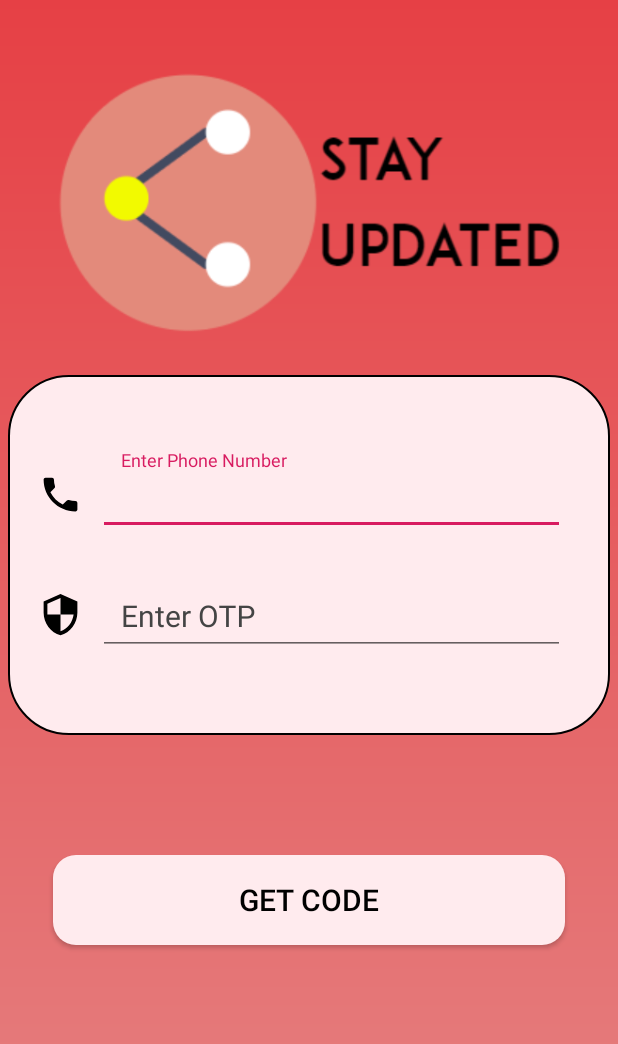
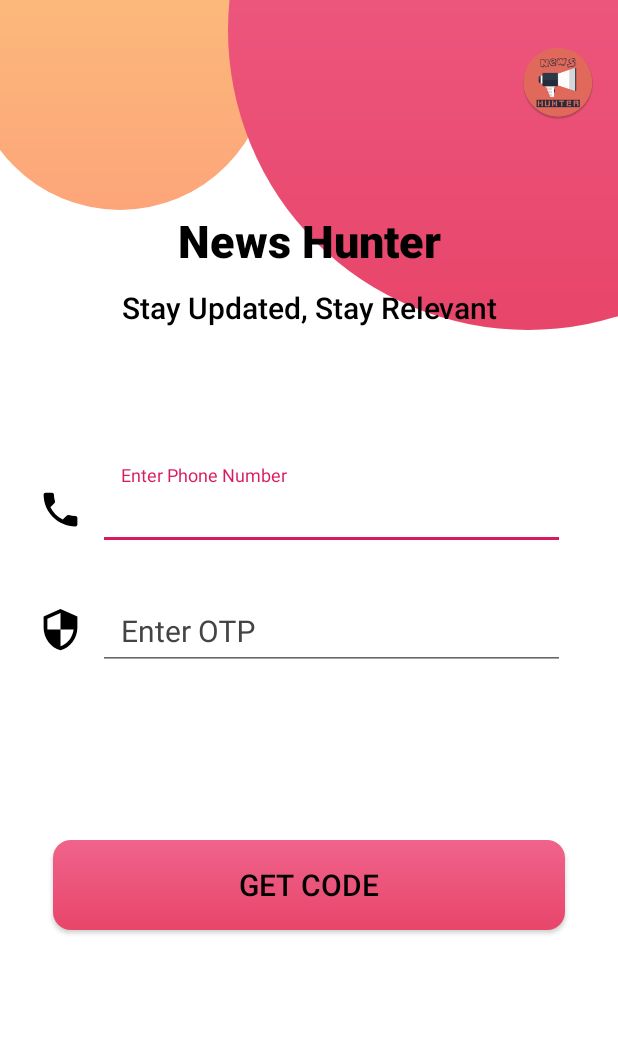
Before and after one commit to Kushal-Gera/NewsHunter, an Android app: the screen it shows after launch (PhoneLoginAct), on a phone screen of 412 x 824 dp. Shown: the top 1044 px of the screen. Run offline under Robolectric (Android 15) with nearby library versions, the phone set to English and light mode, and no system bars; our stand-ins replace Firebase (no records; nobody signed in at launch, a user with empty details on screens opened directly).

Commit message:
ui changes to login Act

```diff
--- a/app/build.gradle
+++ b/app/build.gradle
@@ -7,8 +7,8 @@
         applicationId "kushal.application.newshunter"
         minSdkVersion 21
         targetSdkVersion 28
-        versionCode 21
-        versionName "6.0.0"
+        versionCode 22
+        versionName "6.5.0"
         testInstrumentationRunner "android.support.test.runner.AndroidJUnitRunner"
     }
     buildTypes {
--- a/app/src/main/java/kushal/application/newshunter/PhoneLoginAct.java
+++ b/app/src/main/java/kushal/application/newshunter/PhoneLoginAct.java
@@ -2,12 +2,14 @@
 
 import android.content.Context;
 import android.content.Intent;
+import android.net.Uri;
 import android.os.Bundle;
 import android.text.TextUtils;
 import android.view.View;
 import android.view.WindowManager;
 import android.view.inputmethod.InputMethodManager;
 import android.widget.Button;
+import android.widget.ImageView;
 import android.widget.Toast;
 
 import androidx.annotation.NonNull;
@@ -30,8 +32,10 @@
 public class PhoneLoginAct extends AppCompatActivity {
     //    private static final String TAG = "LoginAct";
     private static String VERIFICATION_ID;
+    public static final String GITHUB_LINK = "https://github.com/Kushal-Gera";
 
     FirebaseAuth auth;
+    ImageView logo_img;
 
     TextInputLayout phone, otp;
     Button login, getCode;
@@ -52,6 +56,7 @@
         }
 
         phone = findViewById(R.id.phone);
+        logo_img = findViewById(R.id.logo_img);
         otp = findViewById(R.id.otp);
         getCode = findViewById(R.id.getCode);
         login = findViewById(R.id.login_btn);
@@ -64,6 +69,13 @@
         login.setTranslationY(50f);
         getCode.animate().alpha(1f).translationY(0f).setDuration(800);
 
+        logo_img.setOnClickListener(new View.OnClickListener() {
+            @Override
+            public void onClick(View v) {
+                startActivity(new Intent(Intent.ACTION_VIEW, Uri.parse(GITHUB_LINK)));
+            }
+        });
+
         getCode.setOnClickListener(new View.OnClickListener() {
             @Override
             public void onClick(View v) {
@@ -75,8 +87,7 @@
                     progressBar.setVisibility(View.VISIBLE);
                     login.animate().alpha(1f).translationY(0f).setDuration(800);
                     getCode.setVisibility(View.INVISIBLE);
-                }
-                else {
+                } else {
                     phone.getEditText().setError("Phone Number Required");
                     phone.requestFocus();
                 }
--- a/app/src/main/res/drawable/bg_nav_btn.xml
+++ b/app/src/main/res/drawable/bg_nav_btn.xml
@@ -2,16 +2,16 @@
 <shape xmlns:android="http://schemas.android.com/apk/res/android">
 
     <corners
-        android:radius="40dp">
+        android:radius="20dp">
     </corners>
 
     <solid
         android:color="@color/background_btns">
     </solid>
 
-    <stroke
-        android:color="@color/colorBlack"
-        android:width="1dp">
-    </stroke>
+<!--    <stroke-->
+<!--        android:color="@color/colorBlack"-->
+<!--        android:width="1dp">-->
+<!--    </stroke>-->
 
 </shape>
--- /dev/null
+++ b/app/src/main/res/drawable/btn_log_bg.xml
@@ -0,0 +1,12 @@
+<?xml version="1.0" encoding="utf-8"?>
+<shape xmlns:android="http://schemas.android.com/apk/res/android">
+
+    <gradient
+        android:endColor="#F0638B"
+        android:angle="90"
+        android:startColor="#E8456A" />
+
+    <corners
+        android:radius="12dp"/>
+
+</shape>
--- /dev/null
+++ b/app/src/main/res/drawable/orange_circle.xml
@@ -0,0 +1,12 @@
+<?xml version="1.0" encoding="utf-8"?>
+<shape xmlns:android="http://schemas.android.com/apk/res/android">
+
+    <gradient
+        android:angle="90"
+        android:endColor="#FBC07B"
+        android:startColor="#FDA57A" />
+
+    <corners
+        android:radius="500dp" />
+
+</shape>
--- /dev/null
+++ b/app/src/main/res/drawable/pink_circle.xml
@@ -0,0 +1,12 @@
+<?xml version="1.0" encoding="utf-8"?>
+<shape xmlns:android="http://schemas.android.com/apk/res/android">
+
+    <gradient
+        android:endColor="#F0638B"
+        android:angle="90"
+        android:startColor="#E8456A" />
+
+    <corners
+        android:radius="3000dp"/>
+
+</shape>
--- a/app/src/main/res/layout/activity_big_image_act.xml
+++ b/app/src/main/res/layout/activity_big_image_act.xml
@@ -111,7 +111,6 @@
                 android:text="@string/btn_txt"
                 android:textAllCaps="false"
                 android:textColor="@color/colorPrimary"
-                android:textScaleX="1.2"
                 android:textSize="16sp" />
 
             <ProgressBar
--- a/app/src/main/res/layout/activity_main.xml
+++ b/app/src/main/res/layout/activity_main.xml
@@ -5,7 +5,7 @@
     android:id="@+id/drawerLayout"
     android:layout_width="match_parent"
     android:layout_height="match_parent"
-    android:background="#E0E0E0"
+    android:background="#EFEFEF"
     android:fitsSystemWindows="true"
     android:keepScreenOn="true">
 
@@ -56,7 +56,9 @@
                 android:id="@+id/recyclerView"
                 android:layout_width="match_parent"
                 android:layout_height="wrap_content"
-                android:layout_margin="5dp"
+                android:layout_marginStart="3dp"
+                android:layout_marginEnd="3dp"
+                android:layout_marginBottom="3dp"
                 android:overScrollMode="never" />
 
         </androidx.swiperefreshlayout.widget.SwipeRefreshLayout>
--- a/app/src/main/res/layout/activity_phone_login.xml
+++ b/app/src/main/res/layout/activity_phone_login.xml
@@ -4,26 +4,86 @@
     xmlns:tools="http://schemas.android.com/tools"
     android:layout_width="match_parent"
     android:layout_height="match_parent"
-    android:background="@drawable/splash_bg"
+    android:background="@color/white"
     android:elevation="0dp"
     tools:context=".PhoneLoginAct">
 
     <ImageView
-        android:id="@+id/image_view"
+        android:layout_width="200dp"
+        android:layout_height="200dp"
+        android:layout_alignParentStart="true"
+        android:layout_alignParentTop="true"
+        android:layout_marginStart="-20dp"
+        android:layout_marginTop="-60dp"
+        android:background="@android:color/transparent"
+        android:contentDescription="@string/description"
+        android:elevation="3dp"
+        android:src="@drawable/orange_circle" />
+
+    <ImageView
+        android:layout_width="400dp"
+        android:layout_height="400dp"
+        android:layout_alignParentTop="true"
+        android:layout_alignParentEnd="true"
+        android:layout_marginTop="-180dp"
+        android:layout_marginEnd="-140dp"
+        android:background="@android:color/transparent"
+        android:contentDescription="@string/description"
+        android:elevation="5dp"
+        android:src="@drawable/pink_circle" />
+
+    <ImageView
+        android:id="@+id/logo_img"
+        android:layout_width="100dp"
+        android:layout_height="50dp"
+        android:layout_alignParentTop="true"
+        android:layout_alignParentEnd="true"
+        android:layout_marginTop="30dp"
+        android:layout_marginEnd="-10dp"
+        android:background="@android:color/transparent"
+        android:contentDescription="@string/description"
+        android:elevation="10dp"
+        android:src="@drawable/logo" />
+
+    <TextView
         android:layout_width="match_parent"
-        android:layout_height="230dp"
+        android:layout_height="80dp"
         android:layout_alignParentStart="true"
         android:layout_alignParentTop="true"
         android:layout_alignParentEnd="true"
-        android:layout_marginTop="20dp"
-        android:contentDescription="@string/description"
-        android:elevation="0dp"
+        android:layout_marginTop="120dp"
+        android:elevation="10dp"
+        android:fontFamily="sans-serif-medium"
+        android:gravity="center"
         android:paddingStart="30dp"
         android:paddingTop="20dp"
         android:paddingEnd="30dp"
         android:paddingBottom="20dp"
-        android:scaleType="centerCrop"
-        android:src="@drawable/spalsh_logo" />
+        android:text="@string/app_name"
+        android:textColor="@color/colorBlack"
+        android:textSize="30sp"
+        android:textStyle="bold" />
+
+    <TextView
+        android:id="@+id/image_view"
+        android:layout_width="match_parent"
+        android:layout_height="80dp"
+        android:layout_alignParentStart="true"
+        android:layout_alignParentTop="true"
+        android:layout_alignParentEnd="true"
+        android:layout_marginTop="160dp"
+        android:layout_marginBottom="20dp"
+        android:elevation="10dp"
+        android:fontFamily="sans-serif-medium"
+        android:gravity="center"
+        android:paddingStart="30dp"
+        android:paddingTop="30dp"
+        android:paddingEnd="30dp"
+        android:paddingBottom="20dp"
+        android:text="Stay Updated, Stay Relevant"
+        android:textColor="@color/colorBlack"
+        android:textSize="20sp"
+        tools:ignore="HardcodedText" />
 
     <LinearLayout
         android:id="@+id/linearLayout5"
@@ -34,7 +94,6 @@
         android:layout_alignParentEnd="true"
         android:layout_marginStart="5dp"
         android:layout_marginEnd="5dp"
-        android:background="@drawable/bg_nav_btn"
         android:orientation="vertical"
         android:paddingTop="10dp"
         android:paddingBottom="50dp">
@@ -142,7 +201,7 @@
         android:layout_below="@+id/linearLayout5"
         android:layout_alignParentStart="true"
         android:layout_alignParentEnd="true"
-        android:layout_marginTop="-20dp"
+        android:layout_marginTop="-40dp"
         android:layout_marginBottom="-20dp"
         app:lottie_autoPlay="true"
         app:lottie_loop="true"
@@ -158,7 +217,7 @@
         android:layout_alignParentEnd="true"
         android:layout_marginStart="35dp"
         android:layout_marginEnd="35dp"
-        android:background="@drawable/simple_bg"
+        android:background="@drawable/btn_log_bg"
         android:elevation="0dp"
         android:gravity="center"
         android:text="@string/login"
@@ -174,7 +233,7 @@
         android:layout_alignParentEnd="true"
         android:layout_marginStart="35dp"
         android:layout_marginEnd="35dp"
-        android:background="@drawable/simple_bg"
+        android:background="@drawable/btn_log_bg"
         android:elevation="0dp"
         android:text="@string/get_code"
         android:textColor="@color/colorBlack"
```
Also changed, not shown: app/src/main/java/kushal/application/newshunter/MainActivity.java (+3 -7 lines), app/src/main/res/drawable/bg_gradient.xml (added, +10 -0 lines), app/src/main/res/layout/bk_mark_list.xml (+17 -5 lines), app/src/main/res/layout/news_list.xml (+41 -17 lines), 1 other file.
